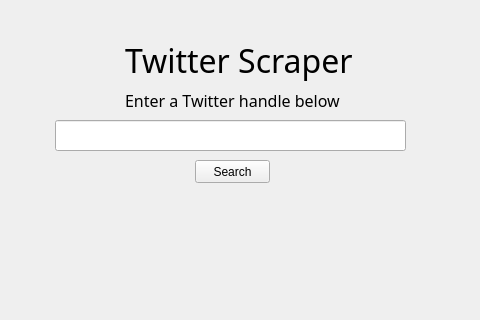
This is ui_designer_files/skeleton_ui.ui in Rick10101221/Twitter-Scraper as Qt 5 draws it before an edit; both pictures show x 165 to 645 and y 0 to 320 of the 800 by 600 pixel window. The edited form follows.
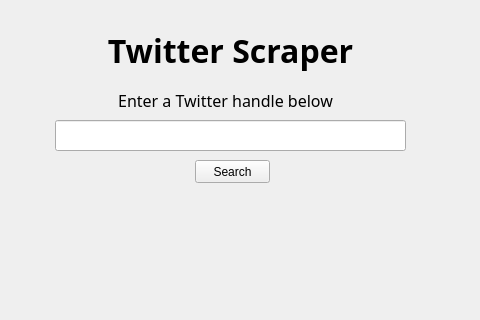
This is the edited form. Icons and pictures are not drawn.

```diff
--- a/ui_designer_files/skeleton_ui.ui
+++ b/ui_designer_files/skeleton_ui.ui
@@ -17,8 +17,8 @@
    <widget class="QLabel" name="label">
     <property name="geometry">
      <rect>
-      <x>290</x>
-      <y>30</y>
+      <x>270</x>
+      <y>20</y>
       <width>251</width>
       <height>61</height>
      </rect>
@@ -27,11 +27,16 @@
      <font>
       <family>Javanese Text</family>
       <pointsize>24</pointsize>
+      <weight>75</weight>
+      <bold>true</bold>
      </font>
     </property>
     <property name="text">
      <string>Twitter Scraper</string>
     </property>
+    <property name="alignment">
+     <set>Qt::AlignCenter</set>
+    </property>
    </widget>
    <widget class="QLineEdit" name="lineEdit">
     <property name="geometry">
@@ -49,7 +54,7 @@
    <widget class="QLabel" name="label_2">
     <property name="geometry">
      <rect>
-      <x>290</x>
+      <x>280</x>
       <y>90</y>
       <width>221</width>
       <height>20</height>
@@ -64,6 +69,9 @@
     <property name="text">
      <string>Enter a Twitter handle below</string>
     </property>
+    <property name="alignment">
+     <set>Qt::AlignCenter</set>
+    </property>
    </widget>
    <widget class="QPushButton" name="pushButton">
     <property name="geometry">
```
Left out of the diff: 33 changed lines with no effect on the pictures.
